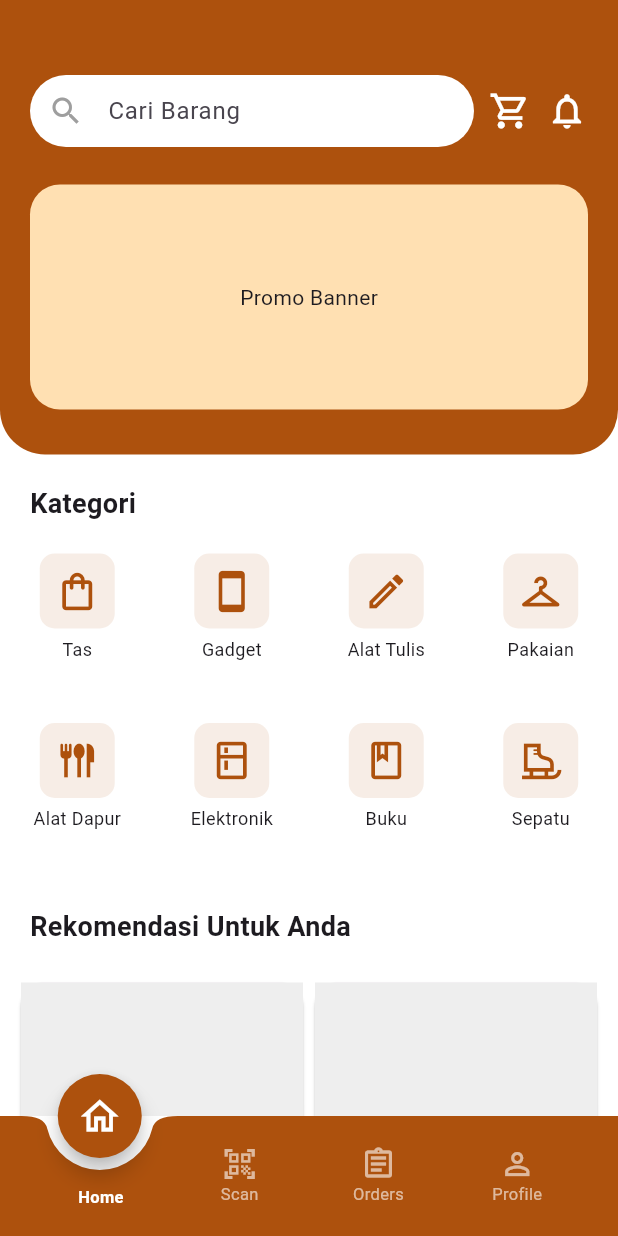
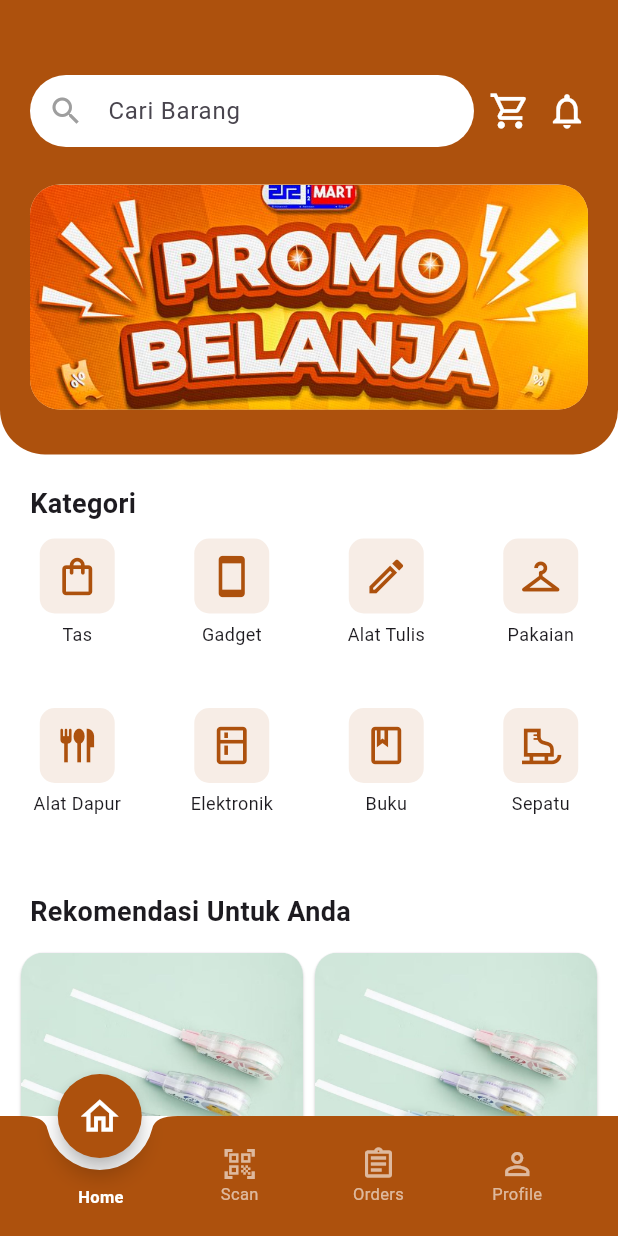
Before and after one commit to Mantra-Jaya-Jaya/Mantra, a Flutter app: the HomeScreen screen opened directly, on a phone screen of 412 x 824 dp. Run offline on Flutter 3.47's test engine with Material 3 defaults, Android fonts, the phone set to English and light mode, and no system bars; missing offline and left inert: mobile_scanner.

Commit message:
merge sama branch kitty

```diff
--- a/frontend/lib/features/home/home_customer.dart
+++ b/frontend/lib/features/home/home_customer.dart
@@ -1,10 +1,13 @@
 import 'package:flutter/material.dart';
+import 'package:frontend/features/cart/cart_customer.dart';
 import 'package:frontend/features/orders/order_customer.dart';
-import 'package:frontend/features/profile/profile_customer.dart';
+import 'package:frontend/features/notifications/notification_customer.dart';
+import 'package:frontend/features/profile/profile_customer.dart'; // 1. Import file temanmu
+import 'package:frontend/features/scan/scan_customer.dart';
 import 'package:frontend/core/widgets/bottom_navbar.dart';
-// import 'features/orders/order_customer.dart';
-// import 'features/profile/profile_customer.dart'; // 1. Import file temanmu
-// import 'core/widgets/bottom_navbar.dart';
+
+// ✅ Deklarasi RouteObserver global untuk mendeteksi navigasi halaman
+final RouteObserver<Route> routeObserver = RouteObserver<Route>();
 
 void main() {
   runApp(const MantraApp());
@@ -22,6 +25,8 @@ class MantraApp extends StatelessWidget {
         // Tetap gunakan skema warna cokelatmu agar konsisten
         primaryColor: const Color(0xFFAD510D),
       ),
+      // ✅ Tambahkan RouteObserver untuk mendeteksi navigasi
+      navigatorObservers: [routeObserver],
       home: const HomeScreen(),
     );
   }
@@ -40,7 +45,7 @@ class _HomeScreenState extends State<HomeScreen> {
   // 2. Masukkan widget Profil milik temanmu ke index 3
   final List<Widget> _pages = [
     const HomeContent(),
-    const Center(child: Text("Scan")),
+    const ScanPage(),
     const MyOrderPage(),
     const Profil(), // <--- Widget dari file temanmu
   ];
@@ -132,16 +137,37 @@ class HomeContent extends StatelessWidget {
                       ),
                     ),
                     const SizedBox(width: 10),
-                    const Icon(
+                    GestureDetector(
+                      onTap: () {
+                        Navigator.push(
+                          context,
+                          MaterialPageRoute(
+                            builder: (context) => const CartCustomerPage(),
+                          ),
+                        );
+                      },
+                      child: const Icon(
                         Icons.shopping_cart_outlined,
                         color: Colors.white,
                         size: 28,
                       ),
+                    ),
                     const SizedBox(width: 10),
-                    const Icon(
+                    GestureDetector(
+                      onTap: () {
+                        Navigator.push(
+                          context,
+                          MaterialPageRoute(
+                            builder: (context) =>
+                                const NotificationCustomerPage(),
+                          ),
+                        );
+                      },
+                      child: const Icon(
                         Icons.notifications_none_outlined,
                         color: Colors.white,
                         size: 28,
+                      ),
                     ),
                   ],
                 ),
@@ -153,7 +179,15 @@ class HomeContent extends StatelessWidget {
                     color: Colors.orange.shade100,
                     borderRadius: BorderRadius.circular(20),
                   ),
-                  child: const Center(child: Text("Promo Banner")),
+                  child: ClipRRect(
+                    borderRadius: BorderRadius.circular(20),
+                    child: Image.asset(
+                      'assets/images/promo.png',
+                      width: double.infinity,
+                      height: double.infinity,
+                      fit: BoxFit.cover,
+                    ),
+                  ),
                 ),
               ],
             ),
@@ -161,7 +195,7 @@ class HomeContent extends StatelessWidget {
 
           // Kategori Section
           const Padding(
-            padding: EdgeInsets.all(20),
+            padding: EdgeInsets.fromLTRB(20, 20, 20, 10),
             child: Text(
               'Kategori',
               style: TextStyle(fontSize: 18, fontWeight: FontWeight.bold),
@@ -186,7 +220,7 @@ class HomeContent extends StatelessWidget {
 
           // Rekomendasi Section
           const Padding(
-            padding: EdgeInsets.all(20),
+            padding: EdgeInsets.fromLTRB(20, 20, 20, 10),
             child: Text(
               'Rekomendasi Untuk Anda',
               style: TextStyle(fontSize: 18, fontWeight: FontWeight.bold),
@@ -207,7 +241,6 @@ class HomeContent extends StatelessWidget {
               },
             ),
           ),
-          const SizedBox(height: 100),
         ],
       ),
     );
@@ -236,7 +269,19 @@ class HomeContent extends StatelessWidget {
       child: Column(
         crossAxisAlignment: CrossAxisAlignment.start,
         children: [
-          Expanded(child: Container(color: Colors.grey[200])),
+          Expanded(
+            child: ClipRRect(
+              borderRadius: const BorderRadius.only(
+                topLeft: Radius.circular(15),
+                topRight: Radius.circular(15),
+              ),
+              child: Image.asset(
+                'assets/images/produk.png',
+                fit: BoxFit.cover,
+                width: double.infinity,
+              ),
+            ),
+          ),
           Padding(
             padding: const EdgeInsets.all(8.0),
             child: Column(
```
Lines whose indentation alone changed are shown as unchanged.
